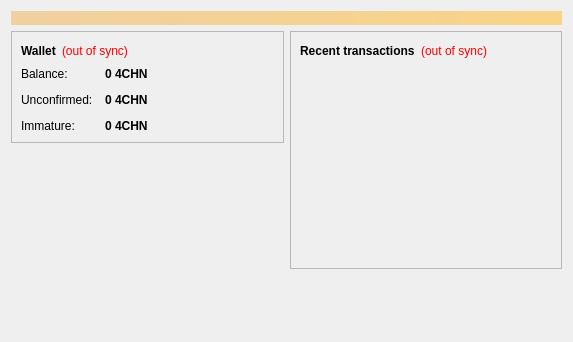
Above: src/qt/forms/overviewpage.ui from Chancoin-core/CHANCOIN before the change. Below: the same form after it.
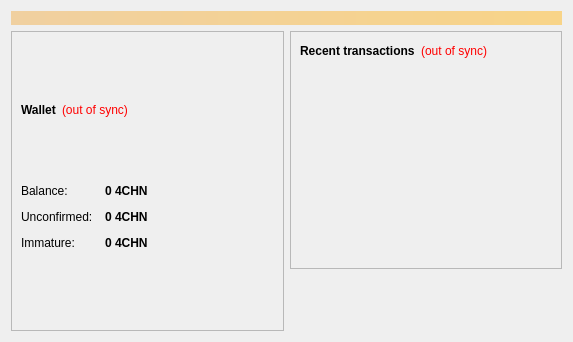
That is the form after the change. Icons and pictures are not drawn.

Commit message: Added icon to overview page

Patch:
```diff
--- a/src/qt/forms/overviewpage.ui
+++ b/src/qt/forms/overviewpage.ui
@@ -189,19 +189,6 @@
          </layout>
         </widget>
        </item>
-       <item>
-        <spacer name="verticalSpacer">
-         <property name="orientation">
-          <enum>Qt::Vertical</enum>
-         </property>
-         <property name="sizeHint" stdset="0">
-          <size>
-           <width>20</width>
-           <height>40</height>
-          </size>
-         </property>
-        </spacer>
-       </item>
       </layout>
      </item>
      <item>
```
Left out of the diff: 17 changed lines with no effect on the pictures.
